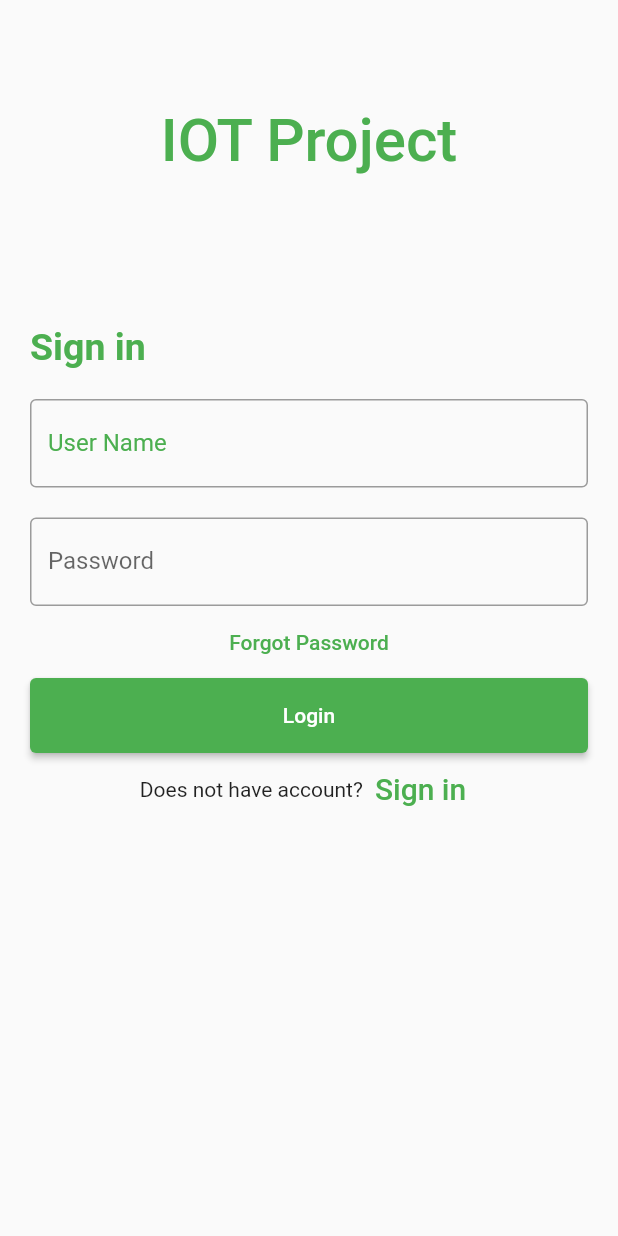
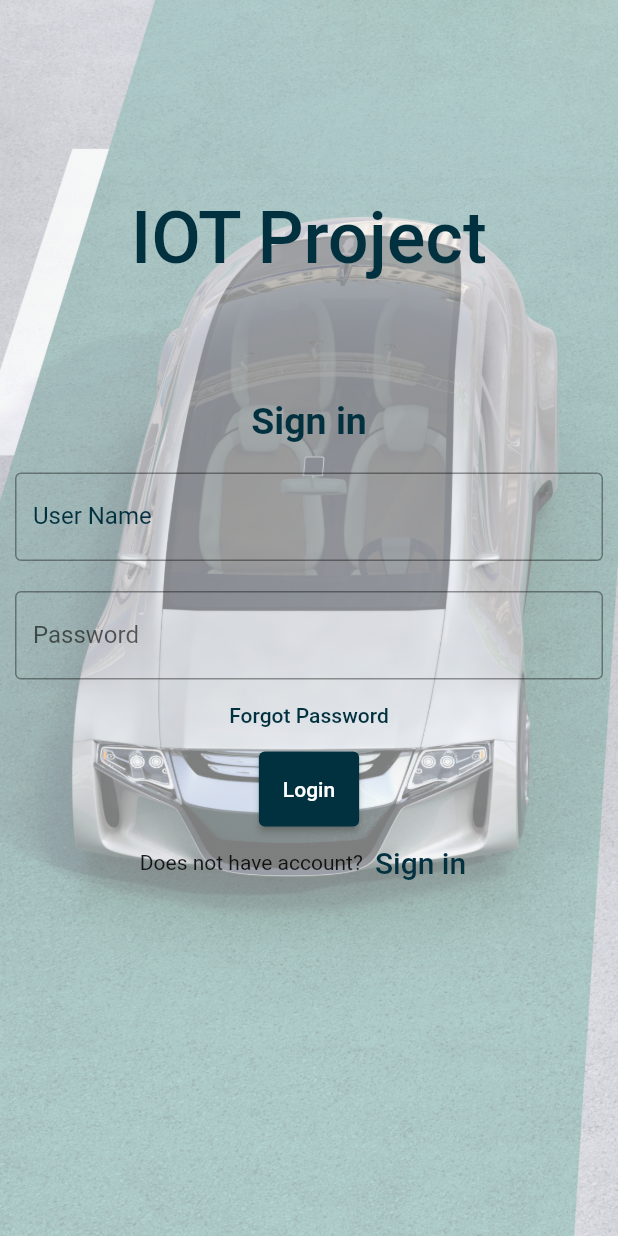
Before and after one commit to adarshverma2002/IOT_Project, a Flutter app: the screen it shows after launch, after a tap on "Login", on a phone screen of 412 x 824 dp. Run offline on Flutter 3.47's test engine with Material 2 defaults, Android fonts, the phone set to English and light mode, and no system bars.

```diff
--- a/lib/main.dart
+++ b/lib/main.dart
@@ -13,41 +13,27 @@ class MyApp extends StatelessWidget {
       title: _title,
       home: Scaffold(
         // appBar: AppBar(title: const Text(_title)),
-        body: const MyStatefulWidget(),
-      ),
-    );
-  }
-}
-
-class MyStatefulWidget extends StatefulWidget {
-  const MyStatefulWidget({Key? key}) : super(key: key);
-
-  @override
-  State<MyStatefulWidget> createState() => _MyStatefulWidgetState();
-}
-
-class _MyStatefulWidgetState extends State<MyStatefulWidget> {
-  TextEditingController nameController = TextEditingController();
-  TextEditingController passwordController = TextEditingController();
-
-  @override
-  Widget build(BuildContext context) {
-    return Padding(
-        padding: const EdgeInsets.all(10),
-        child: ListView(
+        body: Container(
+          decoration: BoxDecoration(
+              image: DecorationImage(
+            image: AssetImage("asset/iot3.jpeg"),
+            fit: BoxFit.cover,
+            opacity: 0.5,
+          )),
+          child: Column(
             children: <Widget>[
-            SizedBox(height: 50),
+              SizedBox(height: 120),
               Container(
                   alignment: Alignment.center,
                   padding: const EdgeInsets.all(10),
                   child: const Text(
                     'IOT Project',
                     style: TextStyle(
-                      color: Colors.green,
+                        color: Color(0xFF01303f),
                         fontWeight: FontWeight.w500,
-                      fontSize: 40),
+                        fontSize: 48),
                   )),
-            SizedBox(height: 80),
+              SizedBox(height: 60),
               Container(
                   padding: const EdgeInsets.all(10),
                   child: const Text(
@@ -55,7 +41,7 @@ class _MyStatefulWidgetState extends State<MyStatefulWidget> {
                     style: TextStyle(
                         fontSize: 25,
                         fontWeight: FontWeight.bold,
-                      color: Colors.green),
+                        color: Color(0xFF01303f)),
                   )),
               Container(
                 padding: const EdgeInsets.all(10),
@@ -65,12 +51,12 @@ class _MyStatefulWidgetState extends State<MyStatefulWidget> {
                     primaryColorDark: Colors.pink,
                   ),
                   child: TextField(
-                  controller: nameController,
+                    // controller: nameController,
                     decoration: const InputDecoration(
                         border: OutlineInputBorder(
                             borderSide: BorderSide(color: Colors.green)),
                         labelText: 'User Name',
-                      labelStyle: TextStyle(color: Colors.green)),
+                        labelStyle: TextStyle(color: Color(0xFF01303f))),
                   ),
                 ),
               ),
@@ -78,7 +64,7 @@ class _MyStatefulWidgetState extends State<MyStatefulWidget> {
                 padding: const EdgeInsets.fromLTRB(10, 10, 10, 0),
                 child: TextField(
                   obscureText: true,
-                controller: passwordController,
+                  // controller: passwordController,
                   decoration: const InputDecoration(
                     border: OutlineInputBorder(),
                     labelText: 'Password',
@@ -89,7 +75,7 @@ class _MyStatefulWidgetState extends State<MyStatefulWidget> {
                 onPressed: () {
                   //forgot password screen
                 },
-              style: TextButton.styleFrom(foregroundColor: Colors.green),
+                style: TextButton.styleFrom(foregroundColor: Color(0xFF01303f)),
                 child: const Text(
                   'Forgot Password',
                 ),
@@ -98,11 +84,11 @@ class _MyStatefulWidgetState extends State<MyStatefulWidget> {
                   height: 50,
                   padding: const EdgeInsets.fromLTRB(10, 0, 10, 0),
                   child: ElevatedButton(
-                  style: ElevatedButton.styleFrom(primary: Colors.green),
+                    style: ElevatedButton.styleFrom(primary: Color(0xFF01303f)),
                     child: const Text('Login'),
                     onPressed: () {
-                    print(nameController.text);
-                    print(passwordController.text);
+                      // print(nameController.text);
+                      // print(passwordController.text);
                     },
                   )),
               Row(
@@ -111,7 +97,7 @@ class _MyStatefulWidgetState extends State<MyStatefulWidget> {
                   TextButton(
                     child: const Text(
                       'Sign in',
-                    style: TextStyle(fontSize: 20, color: Colors.green),
+                      style: TextStyle(fontSize: 20, color: Color(0xFF01303f)),
                     ),
                     onPressed: () {
                       //signup screen
@@ -121,6 +107,9 @@ class _MyStatefulWidgetState extends State<MyStatefulWidget> {
                 mainAxisAlignment: MainAxisAlignment.center,
               ),
             ],
-        ));
+          ),
+        ),
+      ),
+    );
   }
 }
```
Lines whose indentation alone changed are shown as unchanged.
